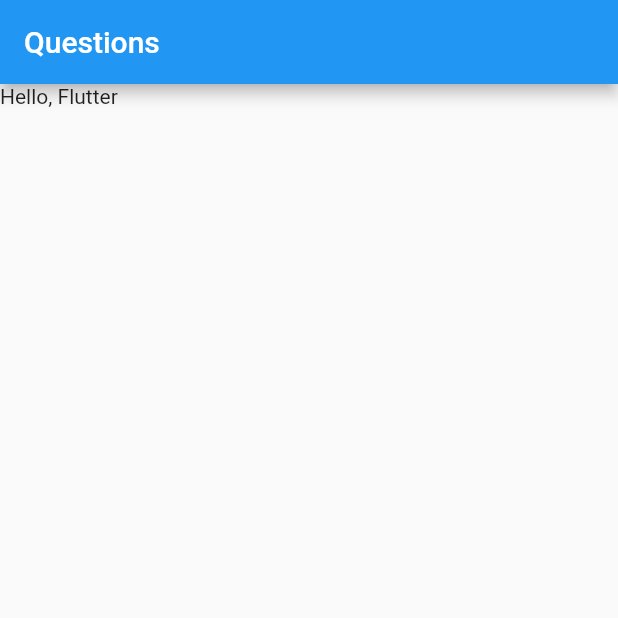
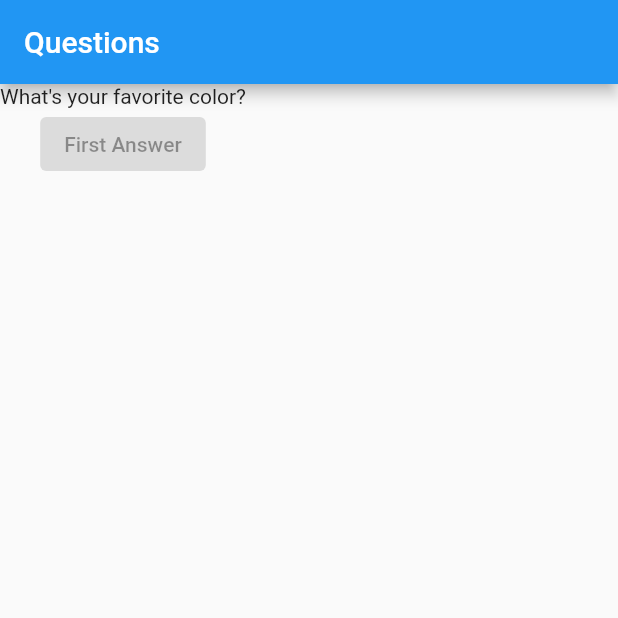
Before and after one commit to Belmondo/Desenvolvimento_Movel, a Flutter app: the screen it shows after launch, on a phone screen of 412 x 824 dp, the top half of it. Run offline on Flutter 3.47's test engine with Material 2 defaults, Android fonts, the phone set to English and light mode, and no system bars.

Commit message:
Update main.dart
[PT-BR] Adicionando Colunas, primeiro Widget e o primeiro botão.
[ENG] Adding collumns, the first widget and the first button.

```diff
--- a/Flutter/primeiro_projeto/lib/main.dart
+++ b/Flutter/primeiro_projeto/lib/main.dart
@@ -9,12 +9,25 @@ class QuestionApp extends StatelessWidget {
 
   @override
   Widget build(BuildContext context) {
+    final List<String> perguntas = [
+      "What's your favorite color?",
+      "What's your favorite animal?",
+    ];
+
     return MaterialApp(
       home: Scaffold(
         appBar: AppBar(
-          title: Text('Questions'),
+          title: const Text('Questions'),
         ),
-        body: Text('Hello, Flutter'),
+        body: Column(
+          children: <Widget>[
+            Text(perguntas[0]),
+            const ElevatedButton(
+              onPressed: null,
+              child: Text('First Answer'),
+            )
+          ],
+        ),
       ),
     ); //Material App
   }
```
